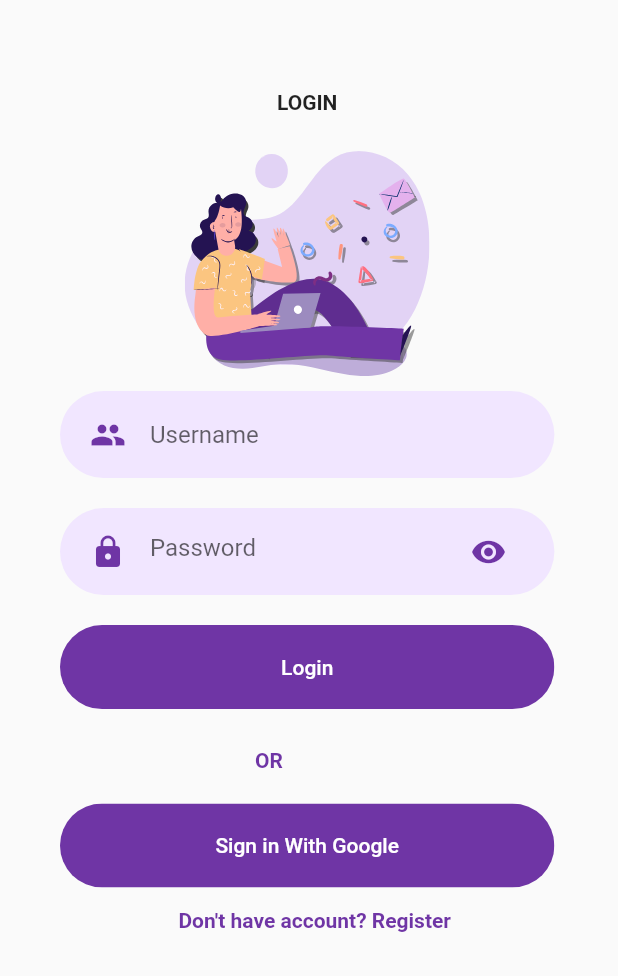
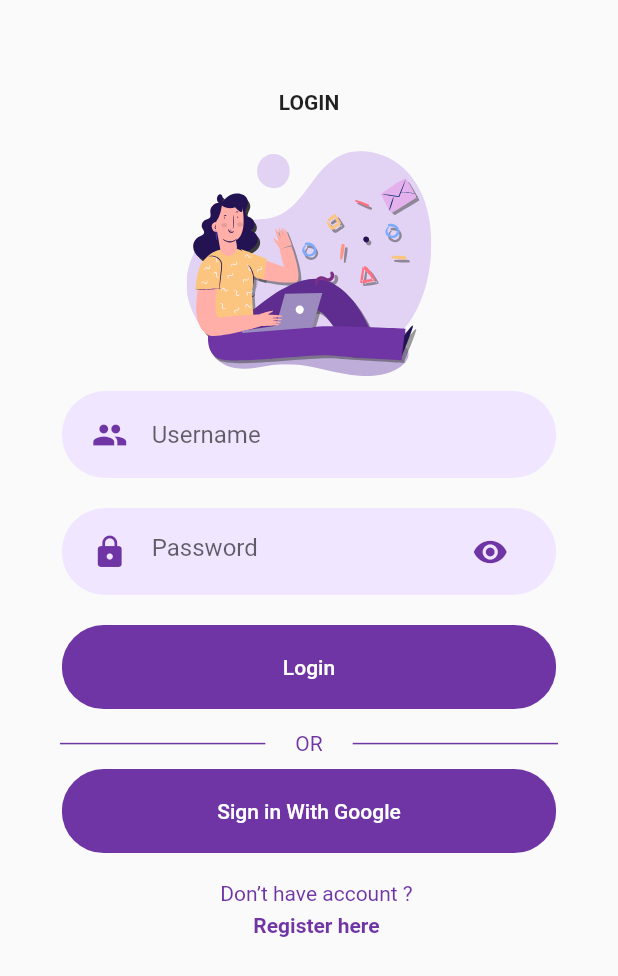
Before and after one commit to hhidayatinc/pertemuan11_firebase, a Flutter app: the screen it shows after launch, on a phone screen of 412 x 824 dp. Shown: the top 976 px of the screen. Run offline on Flutter 3.47's test engine with Material 2 defaults, Android fonts, the phone set to English and light mode, and no system bars; our stand-ins replace firebase_auth, firebase_core, flutter_svg, google_sign_in; accounts and stored records are empty.

Commit message:
perbaikan ui login page

```diff
--- a/lib/pages/login_page.dart
+++ b/lib/pages/login_page.dart
@@ -21,7 +21,6 @@ class _LoginPageState extends State<LoginPage> {
       padding: EdgeInsets.fromLTRB(40, 60, 40, 40),
       child: Column(
         mainAxisAlignment: MainAxisAlignment.center,
-
         children: <Widget>[
           Text(
             "LOGIN",
@@ -83,7 +82,7 @@ class _LoginPageState extends State<LoginPage> {
               child: FlatButton(
                 padding: EdgeInsets.symmetric(vertical: 20, horizontal: 40),
                 color: kPrimaryColor,
-          onPressed: (){},
+                onPressed: () {},
                 child: Text(
                   "Login",
                   style: TextStyle(color: Colors.white),
@@ -91,32 +90,30 @@ class _LoginPageState extends State<LoginPage> {
               ),
             ),
           ),
-          Container(
-            margin: EdgeInsets.symmetric(vertical: size.height * 0.02),
-      width: size.width * 0.8,
-      child: Row(
+          SizedBox(height: 5),
+          Row(
             children: <Widget>[
-        //   Divider(
-        //     color: Color(0xFFD9D9D9),
-        // height: 1.5,
-        //   ),
-          Padding(
-            padding: const EdgeInsets.only(left: 130),
-            child: Text(
-              "OR",
-              style: TextStyle(
+              Expanded(
+                child: Divider(
+                  thickness: 1,
                   color: kPrimaryColor,
-                fontWeight: FontWeight.w600,
                 ),
               ),
+              SizedBox(width: 20),
+              Text(
+                "OR",
+                style: TextStyle(color: kPrimaryColor),
               ),
-        //   Divider(
-        //     color: Color(0xFFD9D9D9),
-        // height: 1.5,
-        //   ),
+              SizedBox(width: 20),
+              Expanded(
+                child: Divider(
+                  thickness: 1,
+                  color: kPrimaryColor,
+                ),
+              ),
             ],
           ),
-          ),
+          SizedBox(height: 5),
           Container(
             margin: EdgeInsets.symmetric(vertical: 4),
             width: size.width * 0.8,
@@ -125,16 +122,13 @@ class _LoginPageState extends State<LoginPage> {
               child: FlatButton(
                 padding: EdgeInsets.symmetric(vertical: 20, horizontal: 40),
                 color: kPrimaryColor,
-          onPressed: (){
-            signInWithGoogle().then((result){
+                onPressed: () {
+                  signInWithGoogle().then((result) {
                     if (result != null) {
-            Navigator.of(context).push(
-              MaterialPageRoute (
-                builder: (context) {
+                      Navigator.of(context)
+                          .push(MaterialPageRoute(builder: (context) {
                         return FirstScreen();
-                }
-              )
-            );
+                      }));
                     }
                   });
                 },
@@ -145,19 +139,32 @@ class _LoginPageState extends State<LoginPage> {
               ),
             ),
           ),
+          SizedBox(height: 5),
           Padding(
               padding: const EdgeInsets.only(left: 10, top: 10),
+              child: Column(
+                mainAxisSize: MainAxisSize.min,
+                children: <Widget>[
+                  Text(
+                    "Don’t have account ?",
+                    style: TextStyle(color: kPrimaryColor),
+                  ),
+                  SizedBox(height: 5),
+                  GestureDetector(
+                    onTap: () {
+                      // Navigator.push(
+                      //     context, MaterialPageRoute(builder: (context) => RegisterPage()));
+                    },
                     child: Text(
-              "Don't have account? Register",
+                      "Register here",
                       style: TextStyle(
-                color: kPrimaryColor,
-                fontWeight: FontWeight.w600,
+                          color: kPrimaryColor, fontWeight: FontWeight.w700),
                     ),
                   ),
-          ),
+                ],
+              )),
         ],
       ),
     ));
   }
-
 }
```
Lines whose indentation alone changed are shown as unchanged.
